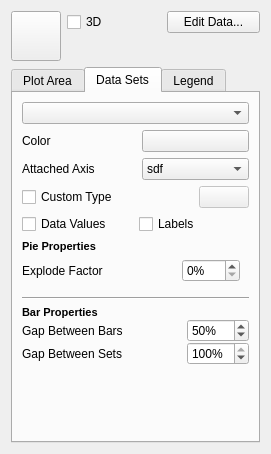
Qt form kchart/shape/ChartConfigWidget.ui (KDE/koffice-chartingshape) before a commit.
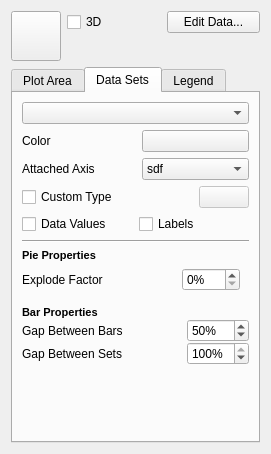
The same form after that commit. The open tabs and pages were chosen to show the change. Icons and pictures are not drawn. Custom widgets are drawn as their Qt base class.

Commit message: Fix an issue in the chart config widget where a separator was wrongly placed when the chart type was Pie.

```diff
--- a/kchart/shape/ChartConfigWidget.ui
+++ b/kchart/shape/ChartConfigWidget.ui
@@ -432,7 +432,7 @@
          </property>
         </spacer>
        </item>
-       <item row="6" column="0" colspan="3">
+       <item row="5" column="0" colspan="3">
         <widget class="Line" name="propertiesSeparator">
          <property name="orientation">
           <enum>Qt::Horizontal</enum>
@@ -457,7 +457,7 @@
          </item>
         </layout>
        </item>
-       <item row="5" column="0" colspan="3">
+       <item row="6" column="0" colspan="3">
         <widget class="QWidget" name="pieProperties" native="true">
          <layout class="QGridLayout" name="gridLayout_4">
           <property name="leftMargin">
```
